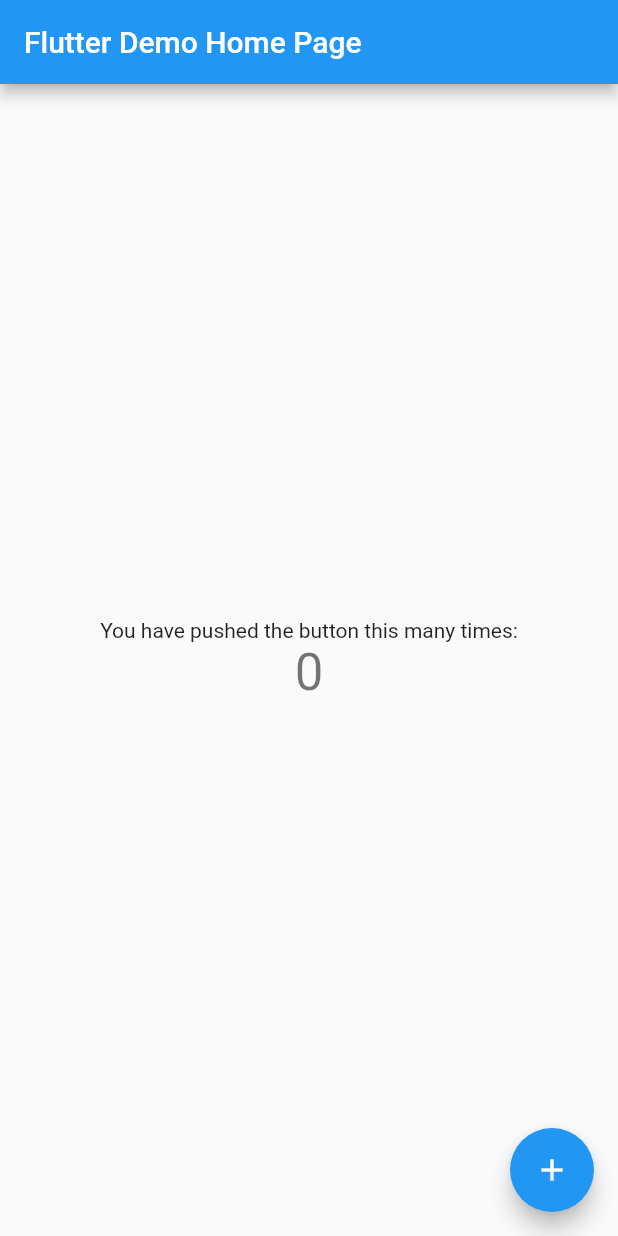
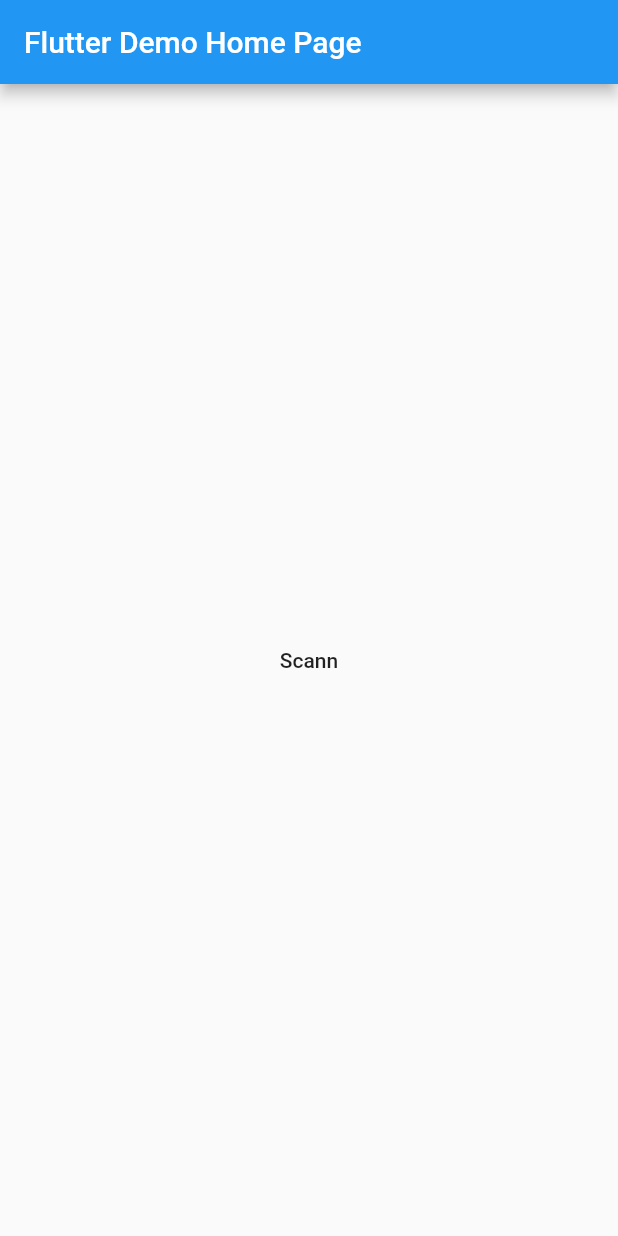
Before and after one commit to Endagegnehu/card, a Flutter app: the screen it shows after launch, on a phone screen of 412 x 824 dp. Run offline on Flutter 3.47's test engine with Material 2 defaults, Android fonts, the phone set to English and light mode, and no system bars; our stand-ins replace permission_handler; missing offline and left inert: qrscan.

Commit message:
phone url

```diff
--- a/lib/main.dart
+++ b/lib/main.dart
@@ -1,117 +1,64 @@
 import 'package:flutter/material.dart';
+import 'package:permission_handler/permission_handler.dart';
+import 'package:url_launcher/url_launcher.dart' as launcher;
+import 'package:qrscan/qrscan.dart' as scanner;
 
 void main() {
   runApp(MyApp());
 }
 
 class MyApp extends StatelessWidget {
-  // This widget is the root of your application.
   @override
   Widget build(BuildContext context) {
     return MaterialApp(
       title: 'Flutter Demo',
       theme: ThemeData(
-        // This is the theme of your application.
-        //
-        // Try running your application with "flutter run". You'll see the
-        // application has a blue toolbar. Then, without quitting the app, try
-        // changing the primarySwatch below to Colors.green and then invoke
-        // "hot reload" (press "r" in the console where you ran "flutter run",
-        // or simply save your changes to "hot reload" in a Flutter IDE).
-        // Notice that the counter didn't reset back to zero; the application
-        // is not restarted.
         primarySwatch: Colors.blue,
-        // This makes the visual density adapt to the platform that you run
-        // the app on. For desktop platforms, the controls will be smaller and
-        // closer together (more dense) than on mobile platforms.
         visualDensity: VisualDensity.adaptivePlatformDensity,
       ),
-      home: MyHomePage(title: 'Flutter Demo Home Page'),
+      home: CardPage(title: 'Flutter Demo Home Page'),
     );
   }
 }
 
-class MyHomePage extends StatefulWidget {
-  MyHomePage({Key key, this.title}) : super(key: key);
-
-  // This widget is the home page of your application. It is stateful, meaning
-  // that it has a State object (defined below) that contains fields that affect
-  // how it looks.
-
-  // This class is the configuration for the state. It holds the values (in this
-  // case the title) provided by the parent (in this case the App widget) and
-  // used by the build method of the State. Fields in a Widget subclass are
-  // always marked "final".
+class CardPage extends StatefulWidget {
+  CardPage({Key key, this.title}) : super(key: key);
 
   final String title;
 
   @override
-  _MyHomePageState createState() => _MyHomePageState();
+  _CardPageState createState() => _CardPageState();
 }
 
-class _MyHomePageState extends State<MyHomePage> {
-  int _counter = 0;
-
-  void _incrementCounter() {
-    setState(() {
-      // This call to setState tells the Flutter framework that something has
-      // changed in this State, which causes it to rerun the build method below
-      // so that the display can reflect the updated values. If we changed
-      // _counter without calling setState(), then the build method would not be
-      // called again, and so nothing would appear to happen.
-      _counter++;
-    });
+class _CardPageState extends State<CardPage> {
+  @override
+  void initState() {
+    scannQr();
+    super.initState();
   }
 
   @override
   Widget build(BuildContext context) {
-    // This method is rerun every time setState is called, for instance as done
-    // by the _incrementCounter method above.
-    //
-    // The Flutter framework has been optimized to make rerunning build methods
-    // fast, so that you can just rebuild anything that needs updating rather
-    // than having to individually change instances of widgets.
     return Scaffold(
       appBar: AppBar(
-        // Here we take the value from the MyHomePage object that was created by
-        // the App.build method, and use it to set our appbar title.
         title: Text(widget.title),
       ),
       body: Center(
-        // Center is a layout widget. It takes a single child and positions it
-        // in the middle of the parent.
-        child: Column(
-          // Column is also a layout widget. It takes a list of children and
-          // arranges them vertically. By default, it sizes itself to fit its
-          // children horizontally, and tries to be as tall as its parent.
-          //
-          // Invoke "debug painting" (press "p" in the console, choose the
-          // "Toggle Debug Paint" action from the Flutter Inspector in Android
-          // Studio, or the "Toggle Debug Paint" command in Visual Studio Code)
-          // to see the wireframe for each widget.
-          //
-          // Column has various properties to control how it sizes itself and
-          // how it positions its children. Here we use mainAxisAlignment to
-          // center the children vertically; the main axis here is the vertical
-          // axis because Columns are vertical (the cross axis would be
-          // horizontal).
-          mainAxisAlignment: MainAxisAlignment.center,
-          children: <Widget>[
-            Text(
-              'You have pushed the button this many times:',
-            ),
-            Text(
-              '$_counter',
-              style: Theme.of(context).textTheme.headline4,
-            ),
-          ],
+        child: Center(
+          child: FlatButton(
+            child: Text('Scann'),
+            onPressed: () async => scannQr(),
+          ),
         ),
       ),
-      floatingActionButton: FloatingActionButton(
-        onPressed: _incrementCounter,
-        tooltip: 'Increment',
-        child: Icon(Icons.add),
-      ), // This trailing comma makes auto-formatting nicer for build methods.
     );
   }
+
+  scannQr() async {
+    await Permission.camera.request();
+    String value = await scanner.scan();
+    value = value + '#';
+    print(value);
+    await launcher.launch('tel:*805*$value');
+  }
 }
--- a/pubspec.yaml
+++ b/pubspec.yaml
@@ -23,6 +23,9 @@ environment:
 dependencies:
   flutter:
     sdk: flutter
+  qrscan: ^0.2.21
+  permission_handler: ^5.0.1+1
+  url_launcher:
 
 
   # The following adds the Cupertino Icons font to your application.
@@ -32,6 +35,8 @@ dependencies:
 dev_dependencies:
   flutter_test:
     sdk: flutter
+dependency_overrides:
+  url_launcher_platform_interface: 1.0.8
 
 # For information on the generic Dart part of this file, see the
 # following page: https://dart.dev/tools/pub/pubspec
```
Also changed, not shown: pubspec.lock.
